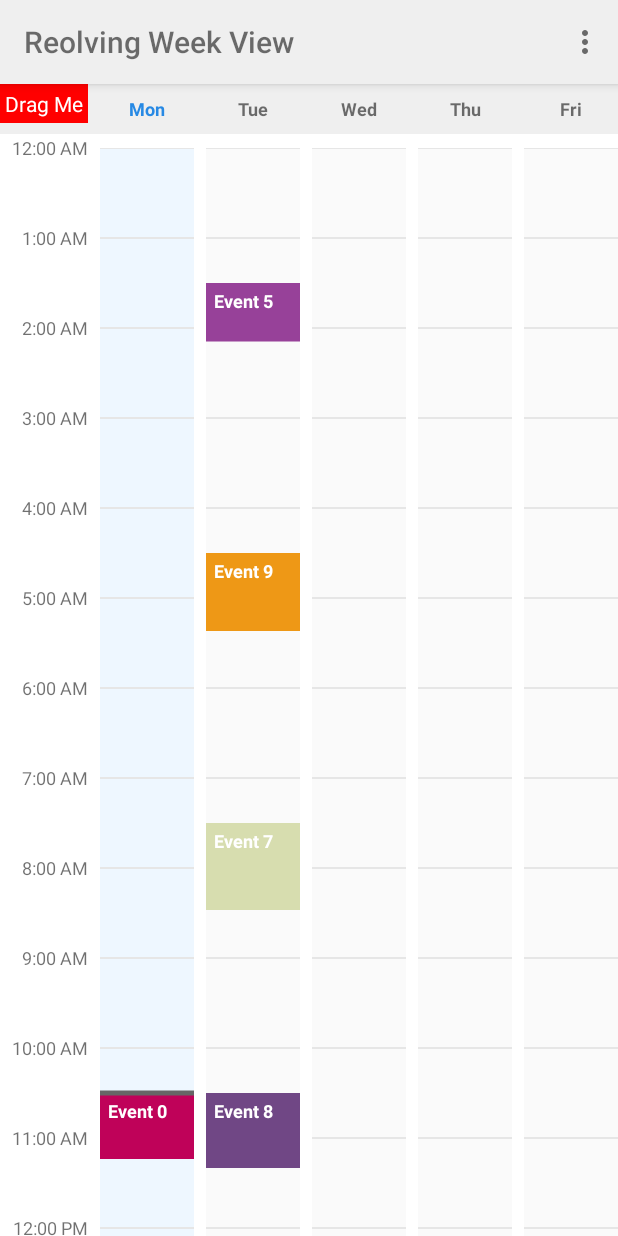
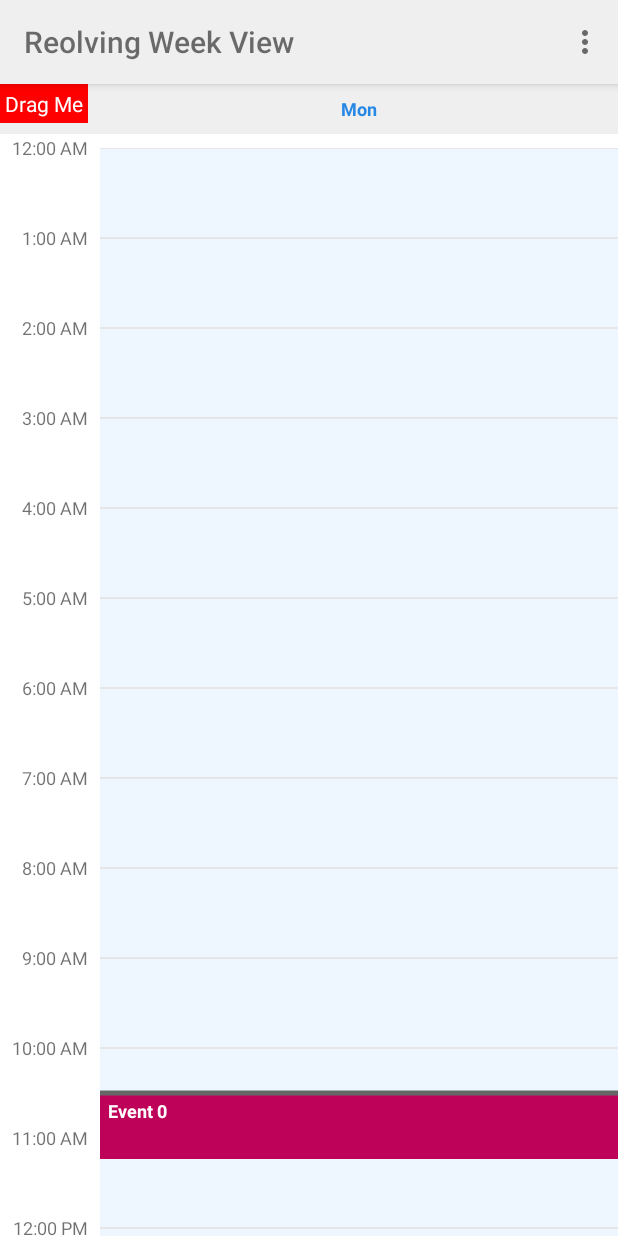
Before and after one commit to buntalan/3354-CodeKidz, an Android app: the screen it shows after launch (MainActivity), on a phone screen of 412 x 824 dp. Run offline under Robolectric (Android 15) with nearby library versions, the phone set to English and light mode, and no system bars; libraries missing offline, so code that uses them is left out: com.jakewharton.threetenabp; 1 statement that could not run was skipped.

Commit message:
"One day view"
removed unneccesary files

```diff
--- a/dayview/sample/src/main/res/layout/activity_main.xml
+++ b/dayview/sample/src/main/res/layout/activity_main.xml
@@ -17,7 +17,7 @@
         app:headerColumnTextColor="@color/toolbar_text"
         app:headerRowPadding="12dp"
         app:columnGap="8dp"
-        app:noOfVisibleDays="5"
+        app:noOfVisibleDays="1"
         app:autoLimitTime="false"
         app:headerRowBackgroundColor="@color/toolbar"
         app:dayBackgroundColor="#05000000"
```
Also changed, not shown: 5 other files.
